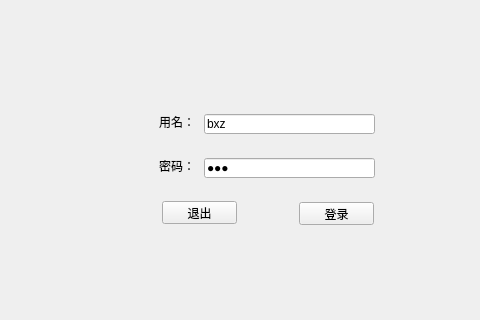
Old version of the form Server/mainwindow.ui in the repository HBS666-SB/MyChat; both pictures show x 476 to 956 and y 110 to 430 of the 956 by 615 pixel window.
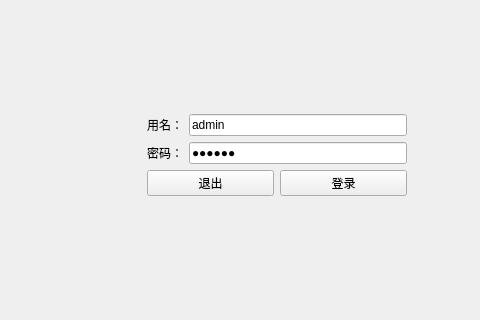
New version of the form. The open tabs and pages were chosen to show the change. Icons and pictures are not drawn.

The edit to the form file:
```diff
--- a/Server/mainwindow.ui
+++ b/Server/mainwindow.ui
@@ -156,8 +156,8 @@
          <widget class="QWidget" name="widgetUser" native="true">
           <property name="geometry">
            <rect>
-            <x>600</x>
-            <y>160</y>
+            <x>610</x>
+            <y>150</y>
             <width>282</width>
             <height>147</height>
            </rect>
@@ -174,101 +174,87 @@
             <height>147</height>
            </size>
           </property>
-          <widget class="QPushButton" name="btnExit">
-           <property name="geometry">
-            <rect>
-             <x>36</x>
-             <y>109</y>
-             <width>75</width>
-             <height>23</height>
-            </rect>
-           </property>
-           <property name="focusPolicy">
-            <enum>Qt::NoFocus</enum>
-           </property>
-           <property name="text">
-            <string>退出</string>
-           </property>
-           <property name="icon">
-            <iconset resource="images.qrc">
-             <normaloff>:/resource/images/ic_cancel.png</normaloff>:/resource/images/ic_cancel.png</iconset>
-           </property>
-          </widget>
-          <widget class="QPushButton" name="btnLogin">
-           <property name="geometry">
-            <rect>
-             <x>173</x>
-             <y>110</y>
-             <width>75</width>
-             <height>23</height>
-            </rect>
-           </property>
-           <property name="focusPolicy">
-            <enum>Qt::NoFocus</enum>
-           </property>
-           <property name="text">
-            <string>登录</string>
-           </property>
-           <property name="icon">
-            <iconset resource="images.qrc">
-             <normaloff>:/resource/images/ic_ok.png</normaloff>:/resource/images/ic_ok.png</iconset>
-           </property>
-          </widget>
+          <layout class="QVBoxLayout" name="verticalLayout_15">
+           <item>
+            <layout class="QVBoxLayout" name="verticalLayout_14">
+             <item>
+              <layout class="QHBoxLayout" name="horizontalLayout_7">
+               <item>
+                <layout class="QVBoxLayout" name="verticalLayout_12">
+                 <item>
           <widget class="QLabel" name="label">
-           <property name="geometry">
-            <rect>
-             <x>33</x>
-             <y>22</y>
-             <width>36</width>
-             <height>16</height>
-            </rect>
-           </property>
            <property name="text">
             <string>用名：</string>
            </property>
           </widget>
+                 </item>
+                 <item>
           <widget class="QLabel" name="label_2">
-           <property name="geometry">
-            <rect>
-             <x>33</x>
-             <y>66</y>
-             <width>36</width>
-             <height>16</height>
-            </rect>
-           </property>
            <property name="text">
             <string>密码：</string>
            </property>
           </widget>
+                 </item>
+                </layout>
+               </item>
+               <item>
+                <layout class="QVBoxLayout" name="verticalLayout_13">
+                 <item>
           <widget class="QLineEdit" name="lineEditUser">
-           <property name="geometry">
-            <rect>
-             <x>78</x>
-             <y>22</y>
-             <width>171</width>
-             <height>20</height>
-            </rect>
-           </property>
            <property name="text">
-            <string>bxz</string>
-           </property>
-          </widget>
+                    <string>admin</string>
+                   </property>
+                  </widget>
+                 </item>
+                 <item>
           <widget class="QLineEdit" name="lineEditPasswd">
-           <property name="geometry">
-            <rect>
-             <x>78</x>
-             <y>66</y>
-             <width>171</width>
-             <height>20</height>
-            </rect>
-           </property>
            <property name="text">
-            <string>111</string>
+                    <string>123456</string>
            </property>
            <property name="echoMode">
             <enum>QLineEdit::Password</enum>
            </property>
           </widget>
+                 </item>
+                </layout>
+               </item>
+              </layout>
+             </item>
+             <item>
+              <layout class="QHBoxLayout" name="horizontalLayout_4">
+               <item>
+                <widget class="QPushButton" name="btnExit">
+                 <property name="focusPolicy">
+                  <enum>Qt::NoFocus</enum>
+                 </property>
+                 <property name="text">
+                  <string>退出</string>
+                 </property>
+                 <property name="icon">
+                  <iconset resource="images.qrc">
+                   <normaloff>:/resource/images/ic_cancel.png</normaloff>:/resource/images/ic_cancel.png</iconset>
+                 </property>
+                </widget>
+               </item>
+               <item>
+                <widget class="QPushButton" name="btnLogin">
+                 <property name="focusPolicy">
+                  <enum>Qt::NoFocus</enum>
+                 </property>
+                 <property name="text">
+                  <string>登录</string>
+                 </property>
+                 <property name="icon">
+                  <iconset resource="images.qrc">
+                   <normaloff>:/resource/images/ic_ok.png</normaloff>:/resource/images/ic_ok.png</iconset>
+                 </property>
+                </widget>
+               </item>
+              </layout>
+             </item>
+            </layout>
+           </item>
+          </layout>
          </widget>
         </widget>
         <widget class="QWidget" name="MainWidget">
```
Left out of the diff: 2 changed lines with no effect on the pictures. Lines whose indentation alone changed are shown as unchanged.
